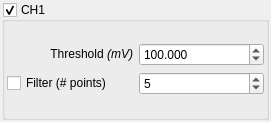
Before: the Qt Designer form contrib/agilent/libs/ap240w/findslopeform.ui in qtplatz/qtplatz, drawn with Qt 5.
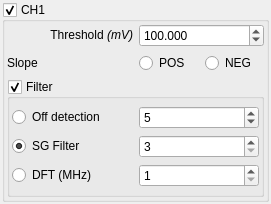
After: the same form once the commit is applied.

Commit message: add filter for ap240 threshold finder

What changed in the file:
```diff
--- a/contrib/agilent/libs/ap240w/findslopeform.ui
+++ b/contrib/agilent/libs/ap240w/findslopeform.ui
@@ -7,7 +7,7 @@
     <x>0</x>
     <y>0</y>
     <width>271</width>
-    <height>122</height>
+    <height>204</height>
    </rect>
   </property>
   <property name="windowTitle">
@@ -49,8 +49,111 @@
         <property name="bottomMargin">
          <number>2</number>
         </property>
+        <item row="1" column="0">
+         <widget class="QGroupBox" name="groupBox_2">
+          <property name="title">
+           <string>Filter</string>
+          </property>
+          <property name="checkable">
+           <bool>true</bool>
+          </property>
+          <layout class="QGridLayout" name="gridLayout_5">
+           <property name="leftMargin">
+            <number>2</number>
+           </property>
+           <property name="topMargin">
+            <number>2</number>
+           </property>
+           <property name="rightMargin">
+            <number>2</number>
+           </property>
+           <property name="bottomMargin">
+            <number>2</number>
+           </property>
         <item row="0" column="0">
-         <layout class="QGridLayout" name="gridLayout">
+            <layout class="QGridLayout" name="gridLayout_4">
+             <item row="1" column="0">
+              <widget class="QRadioButton" name="radioButton">
+               <property name="text">
+                <string>SG Filter</string>
+               </property>
+               <property name="checked">
+                <bool>true</bool>
+               </property>
+              </widget>
+             </item>
+             <item row="2" column="0">
+              <widget class="QRadioButton" name="radioButton_2">
+               <property name="text">
+                <string>DFT (MHz)</string>
+               </property>
+              </widget>
+             </item>
+             <item row="0" column="0">
+              <widget class="QRadioButton" name="radioButton_5">
+               <property name="text">
+                <string>Off detection</string>
+               </property>
+              </widget>
+             </item>
+             <item row="0" column="1">
+              <widget class="QSpinBox" name="spinBox">
+               <property name="minimum">
+                <number>3</number>
+               </property>
+               <property name="maximum">
+                <number>256</number>
+               </property>
+               <property name="value">
+                <number>5</number>
+               </property>
+              </widget>
+             </item>
+             <item row="1" column="1">
+              <widget class="QSpinBox" name="spinBox_2">
+               <property name="minimum">
+                <number>3</number>
+               </property>
+               <property name="maximum">
+                <number>1024</number>
+               </property>
+               <property name="singleStep">
+                <number>2</number>
+               </property>
+              </widget>
+             </item>
+             <item row="2" column="1">
+              <widget class="QSpinBox" name="spinBox_3">
+               <property name="minimum">
+                <number>1</number>
+               </property>
+               <property name="maximum">
+                <number>1000</number>
+               </property>
+              </widget>
+             </item>
+            </layout>
+           </item>
+          </layout>
+         </widget>
+        </item>
+        <item row="0" column="0">
+         <layout class="QVBoxLayout" name="verticalLayout_2">
+          <item>
+           <layout class="QGridLayout" name="gridLayout_6">
+            <item row="0" column="0">
+             <widget class="QLabel" name="label">
+              <property name="text">
+               <string>Threshold &lt;i&gt;(mV)&lt;/i&gt;</string>
+              </property>
+              <property name="textFormat">
+               <enum>Qt::RichText</enum>
+              </property>
+              <property name="alignment">
+               <set>Qt::AlignRight|Qt::AlignTrailing|Qt::AlignVCenter</set>
+              </property>
+             </widget>
+            </item>
           <item row="0" column="1">
            <widget class="QDoubleSpinBox" name="doubleSpinBox">
             <property name="prefix">
@@ -76,38 +179,32 @@
             </property>
            </widget>
           </item>
-          <item row="0" column="0">
-           <widget class="QLabel" name="label">
-            <property name="text">
-             <string>Threshold &lt;i&gt;(mV)&lt;/i&gt;</string>
-            </property>
-            <property name="textFormat">
-             <enum>Qt::RichText</enum>
-            </property>
-            <property name="alignment">
-             <set>Qt::AlignRight|Qt::AlignTrailing|Qt::AlignVCenter</set>
-            </property>
-           </widget>
-          </item>
           <item row="1" column="0">
-           <widget class="QCheckBox" name="checkBox">
+             <widget class="QLabel" name="label_2">
             <property name="text">
-             <string>Filter (# points)</string>
+               <string>Slope</string>
             </property>
            </widget>
           </item>
           <item row="1" column="1">
-           <widget class="QSpinBox" name="spinBox">
-            <property name="minimum">
-             <number>3</number>
-            </property>
-            <property name="maximum">
-             <number>256</number>
-            </property>
-            <property name="value">
-             <number>5</number>
-            </property>
-           </widget>
+             <layout class="QHBoxLayout" name="horizontalLayout_2">
+              <item>
+               <widget class="QRadioButton" name="radioButton_4">
+                <property name="text">
+                 <string>POS</string>
+                </property>
+               </widget>
+              </item>
+              <item>
+               <widget class="QRadioButton" name="radioButton_3">
+                <property name="text">
+                 <string>NEG</string>
+                </property>
+               </widget>
+              </item>
+             </layout>
+            </item>
+           </layout>
           </item>
          </layout>
         </item>
```
Lines whose indentation alone changed are shown as unchanged.
